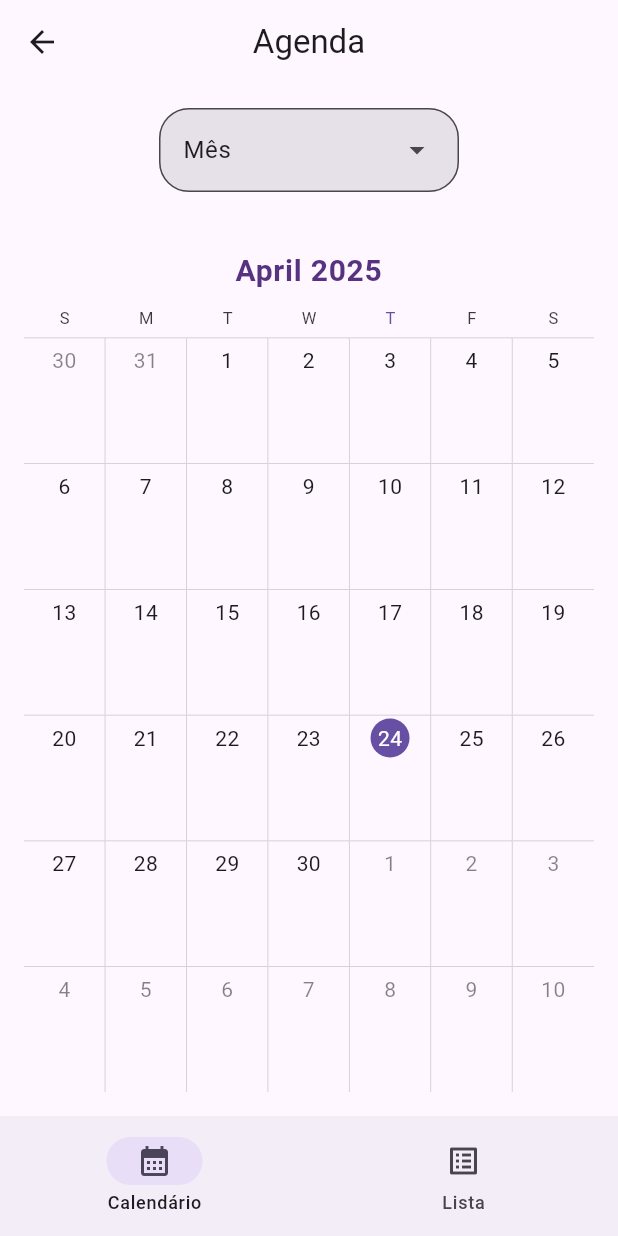
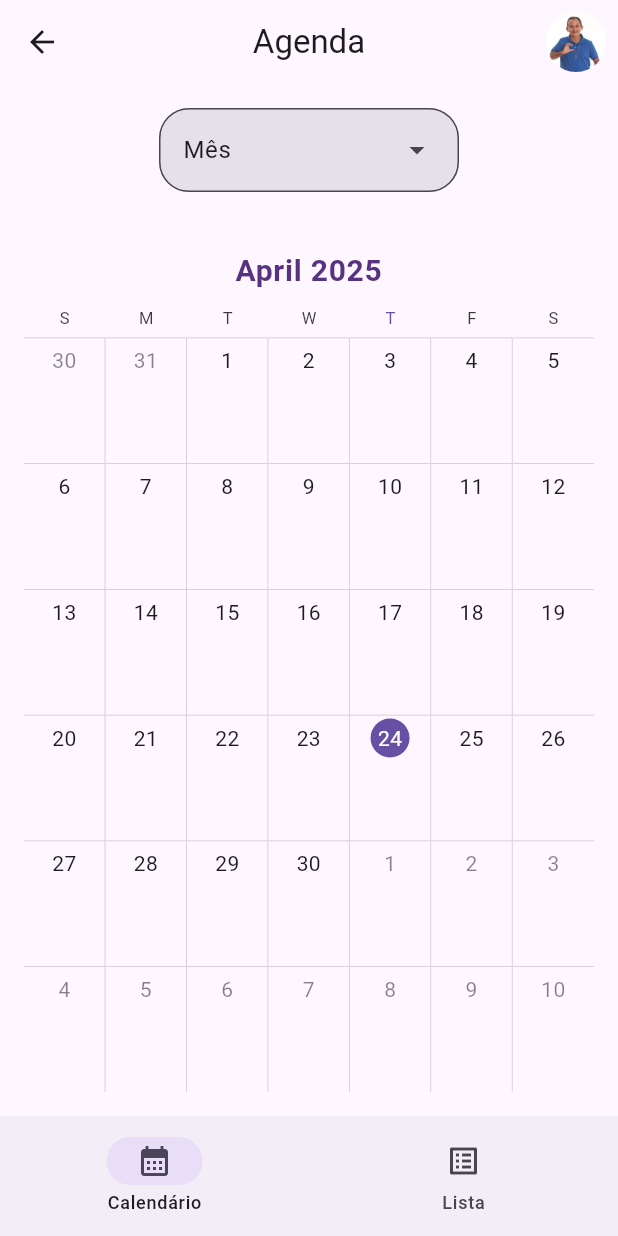
Before and after one commit to pereirathiago/flutter_agenda_app, a Flutter app: the ScheduleView screen opened by its route, on a phone screen of 412 x 824 dp. Run offline on Flutter 3.47's test engine with Material 3 defaults, Android fonts, the phone set to English and light mode, and no system bars; drawn by our look-alikes of syncfusion_flutter_calendar; our stand-ins replace flutter_svg.

Commit message:
feat: app bar

```diff
--- a/lib/ui/schedule/schedule_view.dart
+++ b/lib/ui/schedule/schedule_view.dart
@@ -1,6 +1,7 @@
 import 'package:flutter/material.dart';
 import 'package:flutter_agenda_app/ui/schedule/calendar_schedule_view.dart';
 import 'package:flutter_agenda_app/ui/schedule/list_schedule_view.dart';
+import 'package:flutter_agenda_app/ui/widgets/app_bar_widget.dart';
 import 'package:flutter_agenda_app/ui/widgets/app_navigation_bar_widget.dart';
 
 class ScheduleView extends StatefulWidget {
@@ -23,7 +24,7 @@ class _ScheduleViewState extends State<ScheduleView> {
   @override
   Widget build(BuildContext context) {
     return Scaffold(
-      appBar: AppBar(title: const Text('Agenda'), centerTitle: true),
+      appBar: AppBarWidget(),
       body: PageView(
         controller: pc,
         onPageChanged: (index) {
--- /dev/null
+++ b/lib/ui/widgets/app_bar_widget.dart
@@ -0,0 +1,25 @@
+import 'package:flutter/material.dart';
+
+class AppBarWidget extends StatelessWidget implements PreferredSizeWidget {
+  const AppBarWidget({super.key});
+
+  @override
+  Widget build(BuildContext context) {
+    return AppBar(
+      title: const Text('Agenda'),
+      centerTitle: true,
+      actions: [
+        Padding(
+          padding: const EdgeInsets.all(8.0),
+          child: ClipRRect(
+            borderRadius: BorderRadius.circular(60.0),
+            child: Image.asset('assets/images/profile.png'),
+          ),
+        ),
+      ],
+    );
+  }
+
+  @override
+  Size get preferredSize => const Size.fromHeight(kToolbarHeight);
+}
```
Also changed, not shown: assets/images/profile.png (added).
